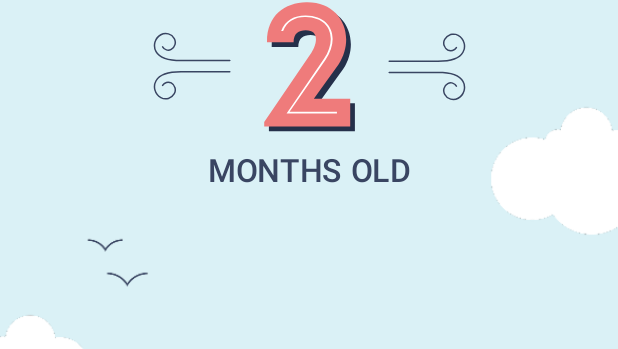
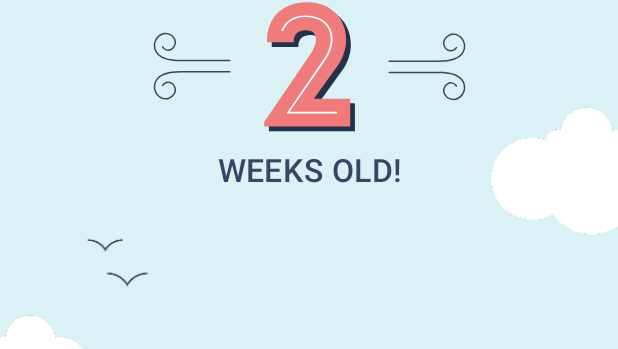
Before and after one commit to akobartek/BirthdayRecruitment, an Android app built with Jetpack Compose: the @Preview function AnniversaryPelicanPreview, on a phone screen of 412 x 824 dp. Shown: the part 282-631 px from the top of the screen. Run offline under Robolectric (Android 15) with nearby library versions, the phone set to English and light mode, and no system bars.

Commit message:
handle child age correctly

```diff
--- a/app/src/main/java/pl/sokolowskibartlomiej/birthdayrecruitment/presentation/BirthdayViewModel.kt
+++ b/app/src/main/java/pl/sokolowskibartlomiej/birthdayrecruitment/presentation/BirthdayViewModel.kt
@@ -41,7 +41,7 @@ class BirthdayViewModel(
     }
 
     private fun getBirthday(ip: String) {
-        _uiState.getAndUpdate { it.copy(isLoading = true) }
+        _uiState.getAndUpdate { it.copy(isLoading = it.birthday == null) }
 
         val handler = CoroutineExceptionHandler { _, _ ->
             _uiState.getAndUpdate { it.copy(isLoading = false, isLoadingFailed = true) }
--- a/app/src/main/java/pl/sokolowskibartlomiej/birthdayrecruitment/presentation/components/AnniversaryLayout.kt
+++ b/app/src/main/java/pl/sokolowskibartlomiej/birthdayrecruitment/presentation/components/AnniversaryLayout.kt
@@ -46,6 +46,7 @@ import androidx.compose.ui.unit.sp
 import pl.sokolowskibartlomiej.birthdayrecruitment.R
 import pl.sokolowskibartlomiej.birthdayrecruitment.domain.model.Birthday
 import pl.sokolowskibartlomiej.birthdayrecruitment.domain.model.BirthdayTheme
+import pl.sokolowskibartlomiej.birthdayrecruitment.presentation.model.ChildAgeType
 import pl.sokolowskibartlomiej.birthdayrecruitment.presentation.theme.BirthdayRecruitmentTheme
 import pl.sokolowskibartlomiej.birthdayrecruitment.presentation.theme.getColorsForTheme
 import pl.sokolowskibartlomiej.birthdayrecruitment.presentation.utils.getDrawableId
@@ -63,17 +64,27 @@ fun AnniversaryLayout(birthday: Birthday) {
         BirthdayTheme.ELEPHANT -> R.drawable.bg_elephant
         BirthdayTheme.UNKNOWN -> null
     }
-    var areYearsShowed by remember { mutableStateOf(false) }
+    var ageType by remember { mutableStateOf(ChildAgeType.NEWBORN) }
     val number = remember(birthday.birthDate) {
         val diff = Date().time - birthday.birthDate.time
         val days = TimeUnit.MILLISECONDS.toDays(diff)
-        if (diff < 0) 0
-        else if (days > 365) {
-            areYearsShowed = true
+        when {
+            days > 365 -> {
+                ageType = ChildAgeType.YEARS
                 (days / 365).toInt()
-        } else {
-            areYearsShowed = false
+            }
+            days < 7 -> {
+                ageType = ChildAgeType.NEWBORN
+                0
+            }
+            days < 30 -> {
+                ageType = ChildAgeType.WEEKS
+                (days / 7).toInt()
+            }
+            else -> {
+                ageType = ChildAgeType.MONTHS
                 (days / 30.4).toInt()
+            }
         }
     }
     var photoOffset by remember { mutableStateOf(Offset.Zero) }
@@ -154,13 +165,14 @@ fun AnniversaryLayout(birthday: Birthday) {
                 .fillMaxHeight()
         ) {
             Text(
-                text = stringResource(id = R.string.anniversary_title, birthday.name).uppercase(),
+                text = stringResource(id = ageType.titleId, birthday.name).uppercase(),
                 color = Color(0xFF394562),
                 fontSize = 21.sp,
                 textAlign = TextAlign.Center,
                 fontWeight = FontWeight(500),
                 modifier = Modifier.width(252.dp)
             )
+            if (number > 0) {
                 Spacer(modifier = Modifier.height(13.dp))
                 Row(
                     verticalAlignment = Alignment.CenterVertically,
@@ -185,11 +197,10 @@ fun AnniversaryLayout(birthday: Birthday) {
                         modifier = Modifier.rotate(180f)
                     )
                 }
+            }
             Spacer(modifier = Modifier.height(14.dp))
             Text(
-                text = stringResource(
-                    id = if (areYearsShowed) R.string.years_old else R.string.months_old
-                ).uppercase(),
+                text = stringResource(id = ageType.messageId).uppercase(),
                 color = Color(0xFF394562),
                 fontSize = 21.sp,
                 textAlign = TextAlign.Center,
@@ -201,13 +212,27 @@ fun AnniversaryLayout(birthday: Birthday) {
 
 @Preview(showBackground = true)
 @Composable
+fun AnniversaryPelicanNewbornPreview() {
+    BirthdayRecruitmentTheme {
+        AnniversaryLayout(
+            birthday = Birthday(
+                name = "Cristiano Ronaldo",
+                theme = BirthdayTheme.PELICAN,
+                birthDate = Date(1713699211000) //21.02.2024
+            )
+        )
+    }
+}
+
+@Preview(showBackground = true)
+@Composable
 fun AnniversaryPelicanPreview() {
     BirthdayRecruitmentTheme {
         AnniversaryLayout(
             birthday = Birthday(
                 name = "Cristiano Ronaldo",
                 theme = BirthdayTheme.PELICAN,
-                birthDate = Date(1706871600000) //02.02.2024
+                birthDate = Date(1712748811000) //10.02.2024
             )
         )
     }
--- /dev/null
+++ b/app/src/main/java/pl/sokolowskibartlomiej/birthdayrecruitment/presentation/model/ChildAgeType.kt
@@ -0,0 +1,14 @@
+package pl.sokolowskibartlomiej.birthdayrecruitment.presentation.model
+
+import androidx.annotation.StringRes
+import pl.sokolowskibartlomiej.birthdayrecruitment.R
+
+enum class ChildAgeType(
+    @StringRes val titleId: Int = R.string.anniversary_title,
+    @StringRes val messageId: Int
+) {
+    NEWBORN(titleId = R.string.anniversary_title_v2, messageId = R.string.just_born),
+    WEEKS(messageId = R.string.weeks_old),
+    MONTHS(messageId = R.string.months_old),
+    YEARS(messageId = R.string.years_old)
+}
--- a/app/src/main/res/values/strings.xml
+++ b/app/src/main/res/values/strings.xml
@@ -13,6 +13,9 @@
 
     <string name="waiting_for_messages">Waiting for messages…</string>
     <string name="anniversary_title">Today %s is</string>
-    <string name="months_old">months old</string>
-    <string name="years_old">years old</string>
+    <string name="anniversary_title_v2">%s is</string>
+    <string name="just_born">just born!</string>
+    <string name="weeks_old">weeks old!</string>
+    <string name="months_old">months old!</string>
+    <string name="years_old">years old!</string>
 </resources>
```
Lines whose indentation alone changed are shown as unchanged.
